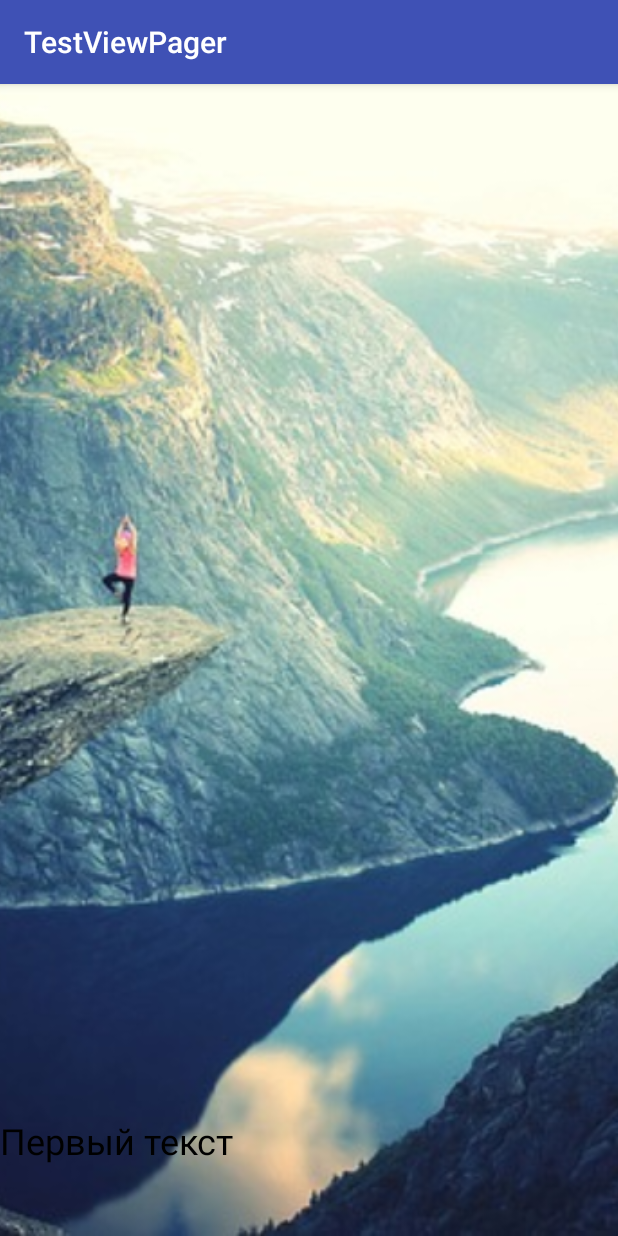
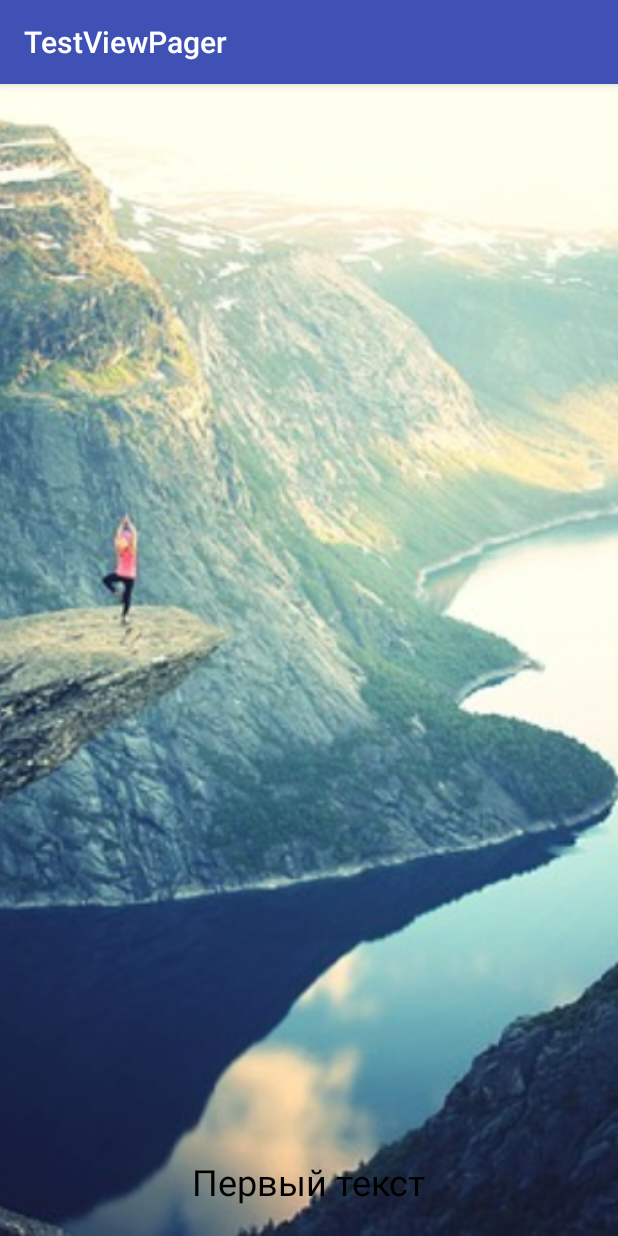
Before and after one commit to dkonurov/TestViewPager, an Android app: the screen it shows after launch (MainActivity), on a phone screen of 412 x 824 dp. Run offline under Robolectric (Android 15) with nearby library versions, the phone set to English and light mode, and no system bars.

Commit message:
show only 1 text

```diff
--- a/app/src/main/java/com/example/dmitry/testviewpager/MainActivity.java
+++ b/app/src/main/java/com/example/dmitry/testviewpager/MainActivity.java
@@ -11,6 +11,7 @@ import android.view.LayoutInflater;
 import android.view.View;
 import android.view.ViewGroup;
 import android.widget.ImageView;
+import android.widget.TextView;
 
 import java.util.ArrayList;
 import java.util.List;
@@ -29,7 +30,7 @@ public class MainActivity extends AppCompatActivity {
 
     private ViewPager mPager;
 
-    private FadedTextView mShow;
+    private TextView mShow;
 
     @Override
     protected void onCreate(Bundle savedInstanceState) {
@@ -54,26 +55,30 @@ public class MainActivity extends AppCompatActivity {
                 boolean right = true;
                 if (position == mPager.getCurrentItem()) {
                     newPosition = position + 1;
+                    if (newPosition > texts.size() - 1) {
+                        newPosition = texts.size() - 1;
+                    }
                 } else {
                     right = false;
                     newPosition = position;
                 }
-                float showAlpha = right ? 1.0f - positionOffset : positionOffset;
-                float hideAlpha = right ? positionOffset : 1.0f - positionOffset;
-                mShow.setInAlpha(showAlpha);
-                mShow.setOutAlpha(hideAlpha);
-                if (newPosition < texts.size()) {
-                    mShow.setOutText(texts.get(newPosition));
+
+                float alpha = 0;
+                if (positionOffset >= 0.5f) {
+                    mShow.setText(right ? texts.get(newPosition) : texts.get(mPager.getCurrentItem()));
+                    alpha = (positionOffset - 0.5f);
+                } else {
+                    mShow.setText(right ? texts.get(mPager.getCurrentItem()) : texts.get(newPosition));
+                    alpha = 0.5f - positionOffset;
                 }
+                alpha *= 2;
+                mShow.setAlpha(alpha);
             }
 
             @Override
             public void onPageSelected(int position) {
-                mShow.setInText(texts.get(position));
-                mShow.setInAlpha(1);
-                mShow.setOutAlpha(0);
-                mShow.setOutText("");
-
+                mShow.setText(texts.get(position));
+                mShow.setAlpha(1);
             }
 
             @Override
@@ -81,10 +86,8 @@ public class MainActivity extends AppCompatActivity {
             }
         });
         mPager.setAdapter(adapter);
-        mShow.setInText(texts.get(mPager.getCurrentItem()));
-        int position = mPager.getCurrentItem() == texts.size() - 1 ? texts.size() : mPager.getCurrentItem() + 1;
-        mShow.setOutText(texts.get(position));
-        //        mShow.set(texts.get(position));
+        mShow.setText(texts.get(mPager.getCurrentItem()));
+        mShow.setAlpha(1);
     }
 
     public static class PagerAdapter extends android.support.v4.view.PagerAdapter {
--- a/app/src/main/res/layout/activity_main.xml
+++ b/app/src/main/res/layout/activity_main.xml
@@ -16,7 +16,7 @@
         android:layout_gravity="bottom"
         android:layout_marginBottom="20dp">
 
-        <com.example.dmitry.testviewpager.FadedTextView
+        <TextView
             android:id="@+id/show"
             android:layout_width="wrap_content"
             android:layout_height="wrap_content"
```
